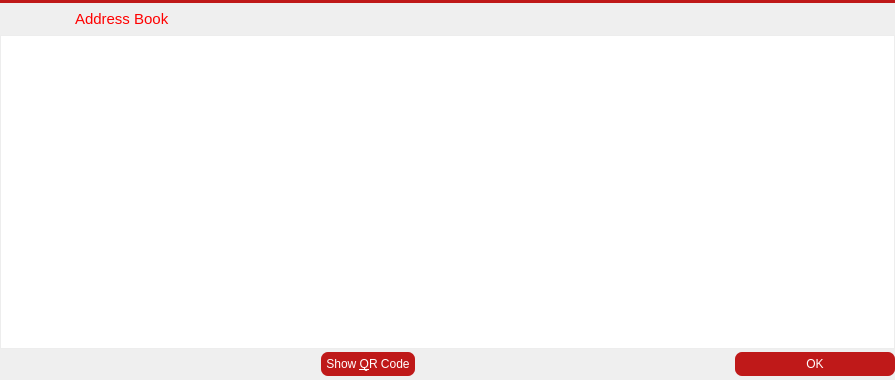
This is src/qt/forms/addressbookpage.ui in GlobalBoost/GlobalBoost-Y as Qt 5 draws it before an edit. The edited form follows.
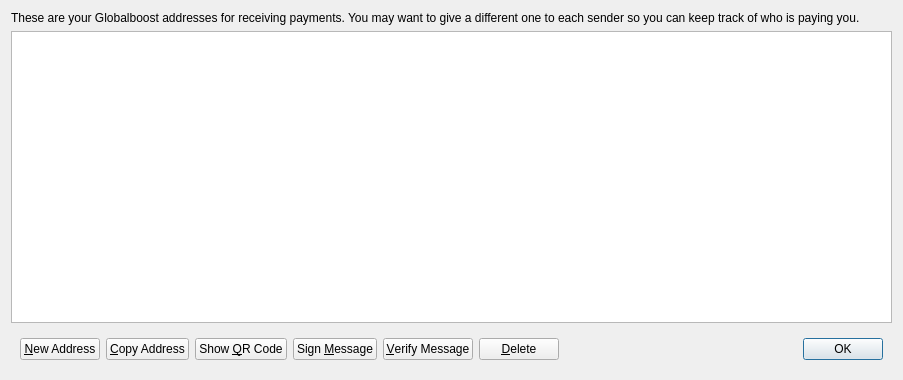
This is the edited form. Icons and pictures are not drawn.

```diff
--- a/src/qt/forms/addressbookpage.ui
+++ b/src/qt/forms/addressbookpage.ui
@@ -6,189 +6,25 @@
    <rect>
     <x>0</x>
     <y>0</y>
-    <width>895</width>
+    <width>903</width>
     <height>380</height>
    </rect>
   </property>
-  <property name="maximumSize">
-   <size>
-    <width>16777215</width>
-    <height>390</height>
-   </size>
-  </property>
   <property name="windowTitle">
    <string>Address Book</string>
   </property>
   <layout class="QVBoxLayout" name="verticalLayout">
-   <property name="spacing">
-    <number>0</number>
-   </property>
-   <property name="margin">
-    <number>0</number>
-   </property>
    <item>
-    <widget class="Line" name="line_6">
-     <property name="styleSheet">
-      <string notr="true">background-color: rgb(191,25,25);</string>
+    <widget class="QLabel" name="labelExplanation">
+     <property name="text">
+      <string>These are your Globalboost addresses for receiving payments. You may want to give a different one to each sender so you can keep track of who is paying you.</string>
      </property>
-     <property name="frameShadow">
-      <enum>QFrame::Raised</enum>
+     <property name="textFormat">
+      <enum>Qt::PlainText</enum>
      </property>
-     <property name="lineWidth">
-      <number>0</number>
-     </property>
-     <property name="orientation">
-      <enum>Qt::Horizontal</enum>
-     </property>
-    </widget>
-   </item>
-   <item>
-    <widget class="QWidget" name="wAddressBookHeader" native="true">
-     <property name="minimumSize">
-      <size>
-       <width>0</width>
-       <height>32</height>
-      </size>
-     </property>
-     <property name="maximumSize">
-      <size>
-       <width>16777215</width>
-       <height>32</height>
-      </size>
-     </property>
-     <property name="is_header" stdset="0">
+     <property name="wordWrap">
       <bool>true</bool>
      </property>
-     <layout class="QHBoxLayout" name="horizontalLayout_13">
-      <property name="margin">
-       <number>0</number>
-      </property>
-      <item>
-       <spacer name="horizontalSpacer_17">
-        <property name="orientation">
-         <enum>Qt::Horizontal</enum>
-        </property>
-        <property name="sizeType">
-         <enum>QSizePolicy::Fixed</enum>
-        </property>
-        <property name="sizeHint" stdset="0">
-         <size>
-          <width>3</width>
-          <height>20</height>
-         </size>
-        </property>
-       </spacer>
-      </item>
-      <item>
-       <widget class="QLabel" name="label_25">
-        <property name="sizePolicy">
-         <sizepolicy hsizetype="Preferred" vsizetype="Preferred">
-          <horstretch>0</horstretch>
-          <verstretch>0</verstretch>
-         </sizepolicy>
-        </property>
-        <property name="minimumSize">
-         <size>
-          <width>30</width>
-          <height>30</height>
-         </size>
-        </property>
-        <property name="maximumSize">
-         <size>
-          <width>30</width>
-          <height>30</height>
-         </size>
-        </property>
-        <property name="text">
-         <string/>
-        </property>
-        <property name="pixmap">
-         <pixmap resource="../res.qrc">:/res/address_book.png</pixmap>
-        </property>
-       </widget>
-      </item>
-      <item>
-       <widget class="QLabel" name="label_25_1">
-        <property name="sizePolicy">
-         <sizepolicy hsizetype="Preferred" vsizetype="Preferred">
-          <horstretch>0</horstretch>
-          <verstretch>0</verstretch>
-         </sizepolicy>
-        </property>
-        <property name="minimumSize">
-         <size>
-          <width>30</width>
-          <height>30</height>
-         </size>
-        </property>
-        <property name="maximumSize">
-         <size>
-          <width>30</width>
-          <height>30</height>
-         </size>
-        </property>
-        <property name="text">
-         <string/>
-        </property>
-        <property name="pixmap">
-         <pixmap resource="../res.qrc">:/res/download.png</pixmap>
-        </property>
-       </widget>
-      </item>
-      <item>
-       <widget class="QLabel" name="label_27">
-        <property name="font">
-         <font>
-          <pointsize>11</pointsize>
-          <stylestrategy>PreferAntialias</stylestrategy>
-         </font>
-        </property>
-        <property name="styleSheet">
-         <string notr="true">QLabel {
-	color: #ff0000;
-}</string>
-        </property>
-        <property name="text">
-         <string>Address Book</string>
-        </property>
-       </widget>
-      </item>
-      <item>
-       <widget class="QPushButton" name="bClose">
-        <property name="minimumSize">
-         <size>
-          <width>30</width>
-          <height>30</height>
-         </size>
-        </property>
-        <property name="maximumSize">
-         <size>
-          <width>30</width>
-          <height>30</height>
-         </size>
-        </property>
-        <property name="styleSheet">
-         <string notr="true">QPushButton {	
-	image: url(:/res/close_normal.png);
-	border: 0px solid gray;
-}
-QPushButton:pressed:flat {
-	image: url(:/res/close_normal.png);
-}
-
-QPushButton:hover {
-	image: url(:/res/close_hover.png);
-}</string>
-        </property>
-        <property name="text">
-         <string notr="true"/>
-        </property>
-        <property name="flat">
-         <bool>true</bool>
-        </property>
-       </widget>
-      </item>
-     </layout>
     </widget>
    </item>
    <item>
@@ -199,55 +35,6 @@
      <property name="toolTip">
       <string>Double-click to edit address or label</string>
      </property>
-     <property name="styleSheet">
-      <string notr="true"> QScrollBar:vertical {
-     border: 0px solid grey;
-     background: white;
-     width: 9px;
-     margin: 0px 0px 0 0px;
- }
- QScrollBar::handle:vertical {
-     background: rgb(191,25,25);
-     min-width: 20px;
- }
-
-QHeaderView {
-	background-color: #0033CC;
-	font-size: 10;
-	text-align:left;
-}
-QHeaderView::section {
-    background-color: rgb(51,51,51);
-    color: white;
-    padding-left: 5px;
-    border: 0px solid #6c6c6c;
-	text-align:left;
-}
-
-/* style the sort indicator */
-QHeaderView::down-arrow {
-    image: url(down_arrow.png);
-}
-
-QHeaderView::up-arrow {
-    image: url(up_arrow.png);
-}
-
-QTableView {
-	border: 1px solid #ededed;
-	selection-background-color: #FF6633;
-	selection-color:white;
-}</string>
-     </property>
-     <property name="frameShape">
-      <enum>QFrame::NoFrame</enum>
-     </property>
-     <property name="horizontalScrollBarPolicy">
-      <enum>Qt::ScrollBarAlwaysOff</enum>
-     </property>
-     <property name="editTriggers">
-      <set>QAbstractItemView::AnyKeyPressed|QAbstractItemView::DoubleClicked|QAbstractItemView::EditKeyPressed</set>
-     </property>
      <property name="tabKeyNavigation">
       <bool>false</bool>
      </property>
@@ -260,379 +47,102 @@
      <property name="selectionBehavior">
       <enum>QAbstractItemView::SelectRows</enum>
      </property>
-     <property name="showGrid">
-      <bool>false</bool>
+     <property name="sortingEnabled">
+      <bool>true</bool>
      </property>
      <attribute name="verticalHeaderVisible">
       <bool>false</bool>
      </attribute>
-     <attribute name="verticalHeaderDefaultSectionSize">
-      <number>20</number>
-     </attribute>
-     <attribute name="verticalHeaderMinimumSectionSize">
-      <number>20</number>
-     </attribute>
     </widget>
    </item>
    <item>
-    <layout class="QHBoxLayout" name="horizontalLayout_14">
-     <item>
-      <spacer name="horizontalSpacer_18">
-       <property name="orientation">
-        <enum>Qt::Horizontal</enum>
-       </property>
-       <property name="sizeHint" stdset="0">
-        <size>
-         <width>40</width>
-         <height>20</height>
-        </size>
-       </property>
-      </spacer>
-     </item>
-     <item>
-      <widget class="QPushButton" name="newAddressButton">
-       <property name="minimumSize">
-        <size>
-         <width>31</width>
-         <height>31</height>
-        </size>
-       </property>
-       <property name="maximumSize">
-        <size>
-         <width>31</width>
-         <height>31</height>
-        </size>
-       </property>
-       <property name="styleSheet">
-        <string notr="true">QPushButton {
-	border: 0px solid gray;
-	image: url(:/res/add_contact/normal.png);
-}
-
-QPushButton:pressed:flat {
-	image: url(:/res/add_contact/pressed.png);
-}
-
-QPushButton:hover {
-	image: url(:/res/add_contact/hover.png);
-}
-
-QPushButton:!enabled {
-	image: url(:/res/add_contact/disabled.png);
-}</string>
-       </property>
-       <property name="text">
-        <string/>
-       </property>
-       <property name="flat">
-        <bool>true</bool>
-       </property>
-      </widget>
-     </item>
-     <item>
-      <widget class="QPushButton" name="copyToClipboard">
-       <property name="minimumSize">
-        <size>
-         <width>31</width>
-         <height>31</height>
-        </size>
-       </property>
-       <property name="maximumSize">
-        <size>
-         <width>31</width>
-         <height>31</height>
-        </size>
-       </property>
-       <property name="styleSheet">
-        <string notr="true">QPushButton {
-	border: 0px solid gray;
-	image: url(:/res/duplicate_contact/normal.png);
-}
-
-QPushButton:pressed:flat {
-	image: url(:/res/duplicate_contact/click.png);
-}
-
-QPushButton:hover {
-	image: url(:/res/duplicate_contact/hover.png);
-}
-
-QPushButton:!enabled {
-	image: url(:/res/duplicate_contact/disabled.png);
-}</string>
-       </property>
-       <property name="text">
-        <string/>
-       </property>
-       <property name="flat">
-        <bool>true</bool>
-       </property>
-      </widget>
-     </item>
-     <item>
-      <widget class="QPushButton" name="editButton">
-       <property name="minimumSize">
-        <size>
-         <width>31</width>
-         <height>31</height>
-        </size>
-       </property>
-       <property name="maximumSize">
-        <size>
-         <width>31</width>
-         <height>31</height>
-        </size>
-       </property>
-       <property name="styleSheet">
-        <string notr="true">QPushButton {
-	border: 0px solid gray;
-	image: url(:/res/edit_contact/edit_contact_normal.png);
-}
-
-QPushButton:pressed:flat {
-	image: url(:/res/edit_contact/edit_contact_pressed.png);
-}
-
-QPushButton:hover {
-	image: url(:/res/edit_contact/edit_contact_hover.png);
-}
-
-QPushButton:!enabled {
-	image: url(:/res/edit_contact/edit_contact_disabled.png);
-}</string>
-       </property>
-       <property name="text">
-        <string/>
-       </property>
-       <property name="flat">
-        <bool>true</bool>
-       </property>
-      </widget>
-     </item>
-     <item>
-      <widget class="QPushButton" name="showQRCode">
-       <property name="styleSheet">
-        <string notr="true">QPushButton {
- color: white;
- background-color: #BF1919;
- border-width: 0px;
- border-color: #339;
- border-style: solid;
- border-radius: 7;
- padding: 3px;
- font-size: 12px;
- padding-left: 5px;
- padding-right: 5px;
- min-width: 80px;
- max-width:150px;
- min-height: 18px;
- max-height: 18px;
-}
-
-QPushButton:!enabled {
-	background-color: #769597;
-}
-
-QPushButton:hover {
-	background-color: #990000;
-}
-
-QPushButton:pressed:flat {
-	background-color: #00a99d;
-}</string>
-       </property>
-       <property name="text">
-        <string>Show &amp;QR Code</string>
-       </property>
-       <property name="icon">
-        <iconset resource="../bitcoin.qrc">
-         <normaloff>:/icons/qrcode</normaloff>:/icons/qrcode</iconset>
-       </property>
-      </widget>
-     </item>
-     <item>
-      <widget class="QPushButton" name="signMessage">
-       <property name="enabled">
-        <bool>true</bool>
-       </property>
-       <property name="minimumSize">
-        <size>
-         <width>31</width>
-         <height>31</height>
-        </size>
-       </property>
-       <property name="maximumSize">
-        <size>
-         <width>31</width>
-         <height>31</height>
-        </size>
-       </property>
-       <property name="styleSheet">
-        <string notr="true">QPushButton {
-	border: 0px solid gray;
-	image: url(:/res/sign/normal.png);
-}
-
-QPushButton:pressed:flat {
-	image: url(:/res/sign/pressed.png);
-}
-
-QPushButton:hover {
-	image: url(:/res/sign/hover.png);
-}
-
-QPushButton:!enabled {
-	image: url(:/res/sign/disabled.png);
-}</string>
-       </property>
-       <property name="text">
-        <string/>
-       </property>
-       <property name="flat">
-        <bool>true</bool>
-       </property>
-      </widget>
-     </item>
-     <item>
-      <widget class="QPushButton" name="verifyMessage">
-       <property name="enabled">
-        <bool>true</bool>
-       </property>
-       <property name="minimumSize">
-        <size>
-         <width>31</width>
-         <height>31</height>
-        </size>
-       </property>
-       <property name="maximumSize">
-        <size>
-         <width>31</width>
-         <height>31</height>
-        </size>
-       </property>
-       <property name="styleSheet">
-        <string notr="true">QPushButton {
-	border: 0px solid gray;
-	image: url(:/res/verify/verify_normal.png);
-}
-
-QPushButton:pressed:flat {
-	image: url(:/res/verify/verify_pressed.png);
-}
-
-QPushButton:hover {
-	image: url(:/res/verify/verify_hover.png);
-}
-
-QPushButton:!enabled {
-	image: url(:/res/verify/verify_disabled.png);
-}</string>
-       </property>
-       <property name="text">
-        <string/>
-       </property>
-       <property name="flat">
-        <bool>true</bool>
-       </property>
-      </widget>
-     </item>
-     <item>
-      <widget class="QPushButton" name="deleteButton">
-       <property name="minimumSize">
-        <size>
-         <width>31</width>
-         <height>31</height>
-        </size>
-       </property>
-       <property name="maximumSize">
-        <size>
-         <width>31</width>
-         <height>31</height>
-        </size>
-       </property>
-       <property name="styleSheet">
-        <string notr="true">QPushButton {
-	border: 0px solid gray;
-	image: url(:/res/del_contact/delete_contact_normal.png);
-}
-
-QPushButton:pressed:flat {
-	image: url(:/res/del_contact/delete_contact_pressed.png);
-}
-
-QPushButton:hover {
-	image: url(:/res/del_contact/delete_contact_hover.png);
-}
-
-QPushButton:!enabled {
-	image: url(:/res/del_contact/delete_contact_disabled.png);
-}</string>
-       </property>
-       <property name="text">
-        <string/>
-       </property>
-       <property name="flat">
-        <bool>true</bool>
-       </property>
-      </widget>
-     </item>
-     <item>
-      <spacer name="horizontalSpacer_19">
-       <property name="orientation">
-        <enum>Qt::Horizontal</enum>
-       </property>
-       <property name="sizeHint" stdset="0">
-        <size>
-         <width>40</width>
-         <height>20</height>
-        </size>
-       </property>
-      </spacer>
-     </item>
-     <item>
-      <widget class="QDialogButtonBox" name="buttonBox">
-       <property name="sizePolicy">
-        <sizepolicy hsizetype="Maximum" vsizetype="Fixed">
-         <horstretch>0</horstretch>
-         <verstretch>0</verstretch>
-        </sizepolicy>
-       </property>
-       <property name="styleSheet">
-        <string notr="true">QPushButton {
- color: white;
- background-color: #BF1919;
- border-width: 0px;
- border-color: #339;
- border-style: solid;
- border-radius: 7;
- padding: 3px;
- font-size: 12px;
- padding-left: 5px;
- padding-right: 5px;
- min-width: 150px;
- max-width:150px;
- min-height: 18px;
- max-height: 18px;
-}
-
-QPushButton:!enabled {
-	background-color: #769597;
-}
-
-QPushButton:hover {
-	background-color: #990000;
-}
-
-QPushButton:pressed:flat {
-	background-color: #00a99d;
-}</string>
-       </property>
-       <property name="standardButtons">
-        <set>QDialogButtonBox::Ok</set>
-       </property>
-      </widget>
-     </item>
-    </layout>
+    <widget class="QWidget" name="buttonBar" native="true">
+     <layout class="QHBoxLayout" name="horizontalLayout">
+      <item>
+       <widget class="QPushButton" name="newAddressButton">
+        <property name="toolTip">
+         <string>Create a new address</string>
+        </property>
+        <property name="text">
+         <string>&amp;New Address</string>
+        </property>
+       </widget>
+      </item>
+      <item>
+       <widget class="QPushButton" name="copyToClipboard">
+        <property name="toolTip">
+         <string>Copy the currently selected address to the system clipboard</string>
+        </property>
+        <property name="text">
+         <string>&amp;Copy Address</string>
+        </property>
+       </widget>
+      </item>
+      <item>
+       <widget class="QPushButton" name="showQRCode">
+        <property name="text">
+         <string>Show &amp;QR Code</string>
+        </property>
+       </widget>
+      </item>
+      <item>
+       <widget class="QPushButton" name="signMessage">
+        <property name="toolTip">
+         <string>Sign a message to prove you own a Globalboost address</string>
+        </property>
+        <property name="text">
+         <string>Sign &amp;Message</string>
+        </property>
+       </widget>
+      </item>
+      <item>
+       <widget class="QPushButton" name="verifyMessage">
+        <property name="toolTip">
+         <string>Verify a message to ensure it was signed with a specified Globalboost address</string>
+        </property>
+        <property name="text">
+         <string>&amp;Verify Message</string>
+        </property>
+       </widget>
+      </item>
+      <item>
+       <widget class="QPushButton" name="deleteButton">
+        <property name="toolTip">
+         <string>Delete the currently selected address from the list</string>
+        </property>
+        <property name="text">
+         <string>&amp;Delete</string>
+        </property>
+       </widget>
+      </item>
+      <item>
+       <spacer name="horizontalSpacer">
+        <property name="orientation">
+         <enum>Qt::Horizontal</enum>
+        </property>
+        <property name="sizeHint" stdset="0">
+         <size>
+          <width>40</width>
+          <height>20</height>
+         </size>
+        </property>
+       </spacer>
+      </item>
+      <item>
+       <widget class="QDialogButtonBox" name="buttonBox">
+        <property name="sizePolicy">
+         <sizepolicy hsizetype="Maximum" vsizetype="Fixed">
+          <horstretch>0</horstretch>
+          <verstretch>0</verstretch>
+         </sizepolicy>
+        </property>
+        <property name="standardButtons">
+         <set>QDialogButtonBox::Ok</set>
+        </property>
+       </widget>
+      </item>
+     </layout>
+    </widget>
    </item>
   </layout>
  </widget>
```
Left out of the diff: 24 changed lines with no effect on the pictures.
